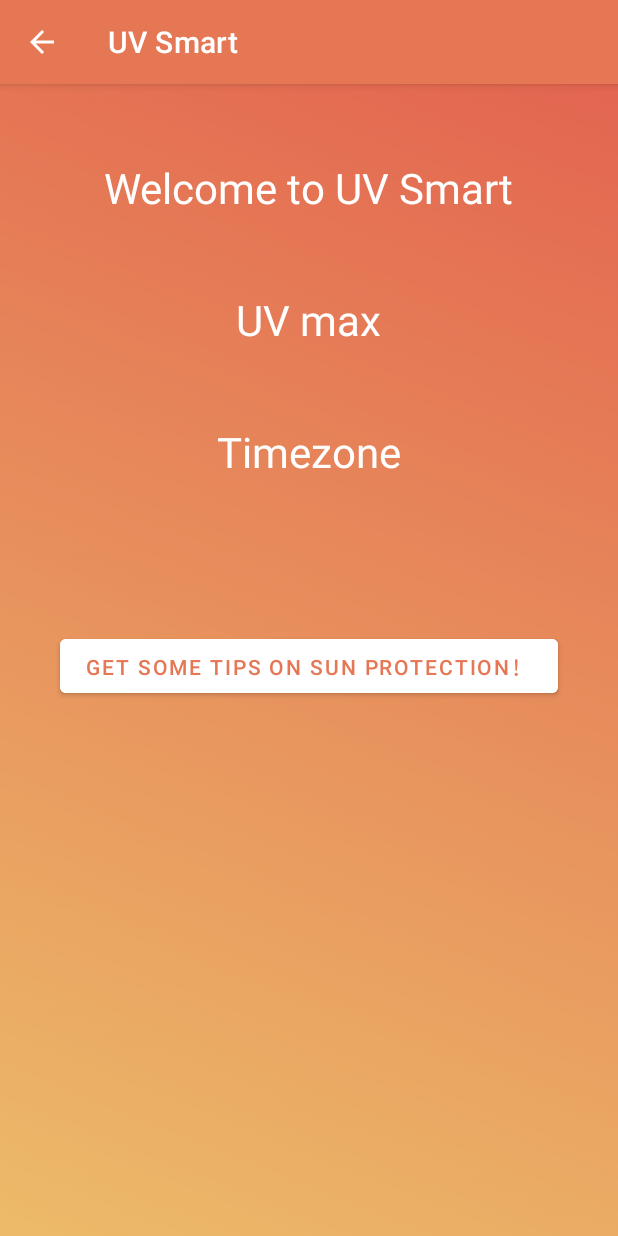
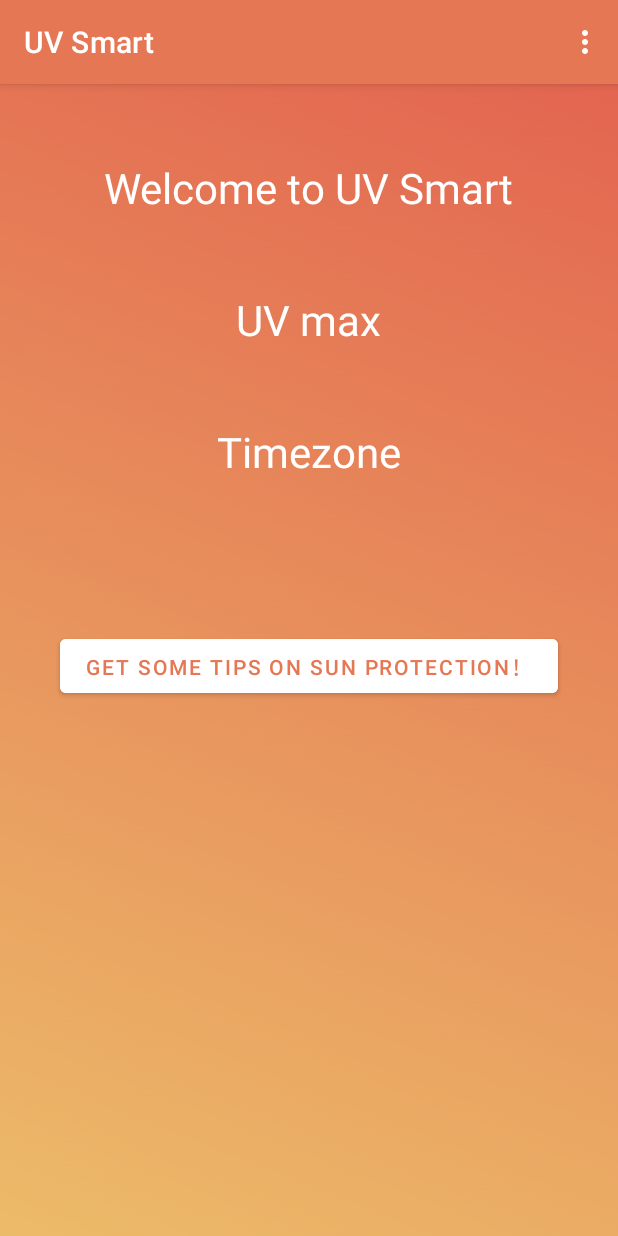
Before and after one commit to SurfSniper/UVSmart, an Android app: the SearchActivity screen opened directly, with no data from a screen before it, on a phone screen of 412 x 824 dp. Run offline under Robolectric (Android 15) with nearby library versions, the phone set to English and light mode, and no system bars.

Commit message:
add bar menu

```diff
--- a/app/src/main/java/com/android/uv/SearchActivity.java
+++ b/app/src/main/java/com/android/uv/SearchActivity.java
@@ -1,15 +1,18 @@
 package com.android.uv;
 
+import android.annotation.SuppressLint;
 import android.app.Activity;
 import android.app.AlertDialog;
 import android.app.ProgressDialog;
 import android.content.Intent;
 import android.os.Bundle;
 import android.text.TextUtils;
+import android.view.Menu;
 import android.view.MenuItem;
 import android.view.View;
 import android.widget.TextView;
 
+import androidx.annotation.NonNull;
 import androidx.appcompat.app.ActionBar;
 import androidx.appcompat.app.AppCompatActivity;
 
@@ -20,11 +23,6 @@ public class SearchActivity extends AppCompatActivity {
     protected void onCreate(Bundle savedInstanceState) {
         super.onCreate(savedInstanceState);
         setContentView(R.layout.activity_search);
-
-        ActionBar actionBar = getSupportActionBar();
-        actionBar.setHomeButtonEnabled(true);
-        // add return icon.
-        actionBar.setDisplayHomeAsUpEnabled(true);
 
         TextView tv = findViewById(R.id.tv_uv);
         TextView tz = findViewById(R.id.timezone);
@@ -59,11 +57,25 @@ public class SearchActivity extends AppCompatActivity {
         });
 
     }
-    public boolean onOptionsItemSelected(MenuItem item) {
+    public boolean onCreateOptionsMenu(Menu menu) {
+        getMenuInflater().inflate(R.menu.menu_item,menu);
+        return super.onCreateOptionsMenu(menu);
+    }
+    @SuppressLint("ResourceType")
+    public boolean onOptionsItemSelected(@NonNull MenuItem item) {
         switch (item.getItemId()) {
-            case android.R.id.home:
-                this.finish();
-                return true;
+            case R.id.self_exams:
+                setContentView(R.menu.self_exams);
+                break;
+            case R.id.skin_cancer:
+                setContentView(R.menu.skin_cancer);
+                break;
+            case R.id.tips:
+                setContentView(R.menu.tips);
+                break;
+            case R.id.exit:
+                finish();
+                break;
         }
         return super.onOptionsItemSelected(item);
     }
--- /dev/null
+++ b/app/src/main/res/menu/menu_item.xml
@@ -0,0 +1,17 @@
+<?xml version="1.0" encoding="utf-8"?>
+<menu xmlns:app="http://schemas.android.com/apk/res-auto"
+    xmlns:android="http://schemas.android.com/apk/res/android">
+
+    <item
+        android:id="@+id/exit"
+        android:title="HOME" />
+    <item
+        android:id="@+id/tips"
+        android:title="TIPS" />
+    <item
+        android:id="@+id/self_exams"
+        android:title="Self Exams" />
+    <item
+        android:id="@+id/skin_cancer"
+        android:title="Skin Cancer" />
+</menu>
--- /dev/null
+++ b/app/src/main/res/menu/self_exams.xml
@@ -0,0 +1,4 @@
+<?xml version="1.0" encoding="utf-8"?>
+<menu xmlns:android="http://schemas.android.com/apk/res/android">
+
+</menu>
--- /dev/null
+++ b/app/src/main/res/menu/skin_cancer.xml
@@ -0,0 +1,4 @@
+<?xml version="1.0" encoding="utf-8"?>
+<menu xmlns:android="http://schemas.android.com/apk/res/android">
+
+</menu>
--- /dev/null
+++ b/app/src/main/res/menu/tips.xml
@@ -0,0 +1,4 @@
+<?xml version="1.0" encoding="utf-8"?>
+<menu xmlns:android="http://schemas.android.com/apk/res/android">
+
+</menu>
--- a/app/src/main/res/values/strings.xml
+++ b/app/src/main/res/values/strings.xml
@@ -1,4 +1,4 @@
-<resources>
+<resources xmlns:android="http://schemas.android.com/apk/res/android">
     <string name="app_name">UV Smart</string>
     <string name="find_out_uv_index_today">Find Out UV Index Today</string>
     <string name="get_started">GET STARTED!</string>
```
